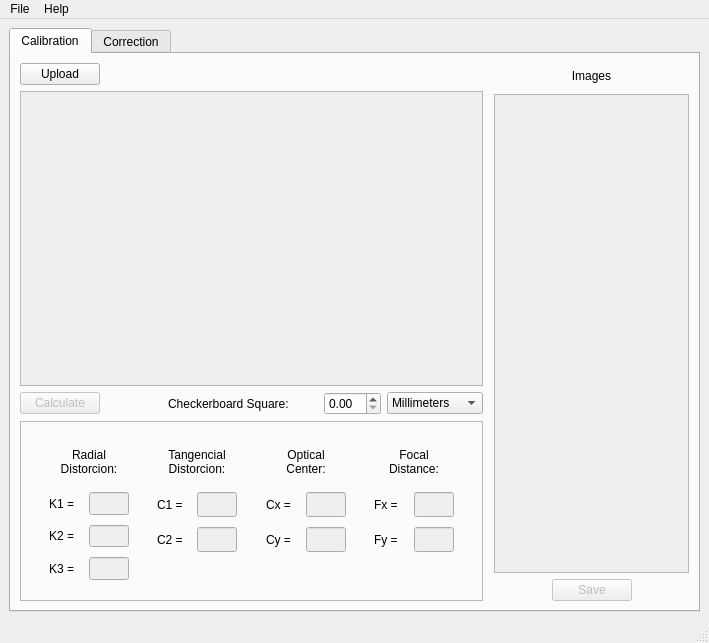
Above: qt/main.ui from jumidlej/camera_calibration before the change. Below: the same form after it.
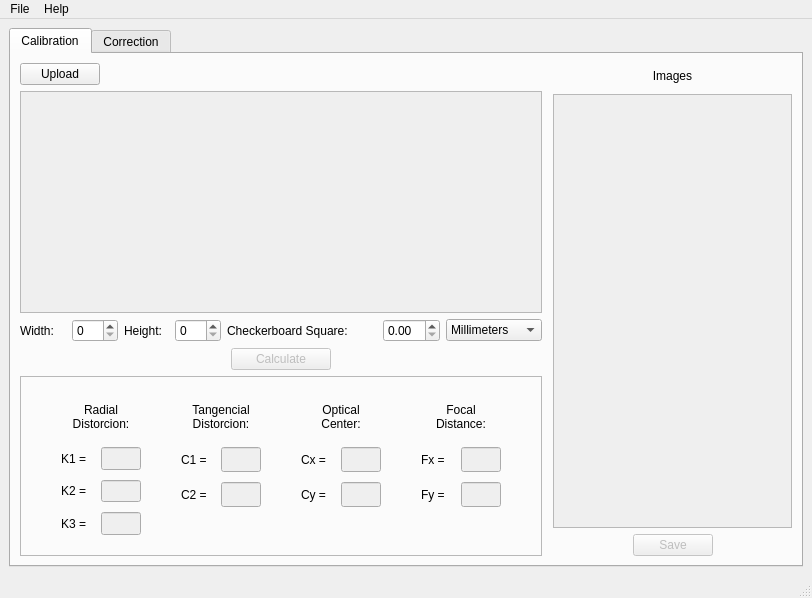
That is the form after the change.

Commit message: Adição de parametros na interface (width/height). Primeira versão da aplicação de calibração em Python3.

What changed in the file:
```diff
--- a/qt/main.ui
+++ b/qt/main.ui
@@ -6,8 +6,8 @@
    <rect>
     <x>0</x>
     <y>0</y>
-    <width>709</width>
-    <height>643</height>
+    <width>812</width>
+    <height>598</height>
    </rect>
   </property>
   <property name="windowTitle">
@@ -63,37 +63,34 @@
                 <rect>
                  <x>0</x>
                  <y>0</y>
-                 <width>457</width>
-                 <height>273</height>
+                 <width>560</width>
+                 <height>195</height>
                 </rect>
                </property>
               </widget>
              </widget>
             </item>
             <item>
-             <layout class="QHBoxLayout" name="horizontalLayout">
+             <layout class="QHBoxLayout" name="horizontalLayout_9">
               <item>
-               <widget class="QPushButton" name="pushButton_4">
-                <property name="enabled">
-                 <bool>false</bool>
-                </property>
+               <widget class="QLabel" name="label_3">
                 <property name="text">
-                 <string>Calculate</string>
+                 <string>Width:</string>
                 </property>
                </widget>
               </item>
               <item>
-               <spacer name="horizontalSpacer_2">
-                <property name="orientation">
-                 <enum>Qt::Horizontal</enum>
+               <widget class="QSpinBox" name="spinBox"/>
+              </item>
+              <item>
+               <widget class="QLabel" name="label_5">
+                <property name="text">
+                 <string>Height:</string>
                 </property>
-                <property name="sizeHint" stdset="0">
-                 <size>
-                  <width>40</width>
-                  <height>20</height>
-                 </size>
-                </property>
-               </spacer>
+               </widget>
+              </item>
+              <item>
+               <widget class="QSpinBox" name="spinBox_2"/>
               </item>
               <item>
                <widget class="QLabel" name="label">
@@ -132,6 +129,26 @@
               </item>
              </layout>
             </item>
+            <item>
+             <layout class="QHBoxLayout" name="horizontalLayout">
+              <item>
+               <widget class="QPushButton" name="pushButton_4">
+                <property name="enabled">
+                 <bool>false</bool>
+                </property>
+                <property name="maximumSize">
+                 <size>
+                  <width>100</width>
+                  <height>100</height>
+                 </size>
+                </property>
+                <property name="text">
+                 <string>Calculate</string>
+                </property>
+               </widget>
+              </item>
+             </layout>
+            </item>
            </layout>
           </item>
           <item>
@@ -802,7 +819,7 @@
                   <x>0</x>
                   <y>0</y>
                   <width>192</width>
-                  <height>464</height>
+                  <height>419</height>
                  </rect>
                 </property>
                </widget>
@@ -1674,7 +1691,7 @@
     <rect>
      <x>0</x>
      <y>0</y>
-     <width>709</width>
+     <width>812</width>
      <height>22</height>
     </rect>
    </property>
```
Left out of the diff: 8 changed lines with no effect on the pictures. The commit also changes 16 other files.
